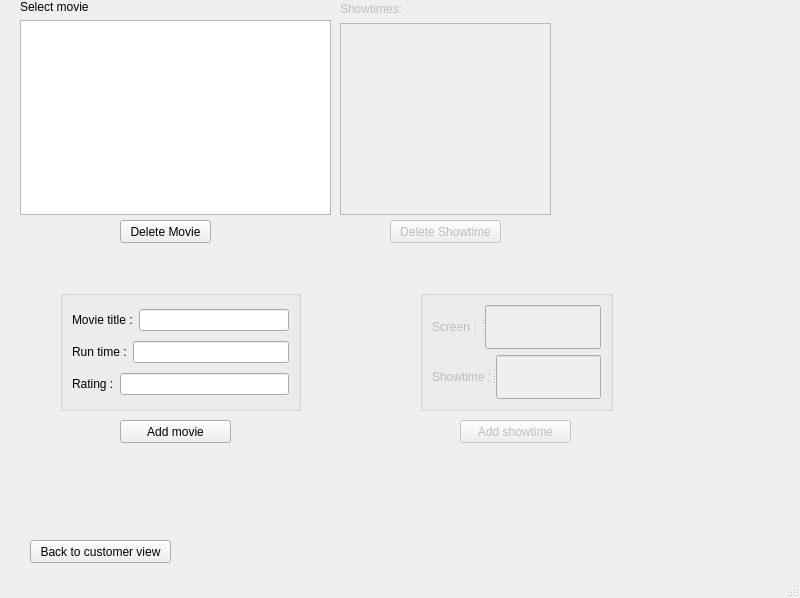
The window that staffwindow.ui (Aurux/movieReservation) describes before a commit, drawn with Qt 5.
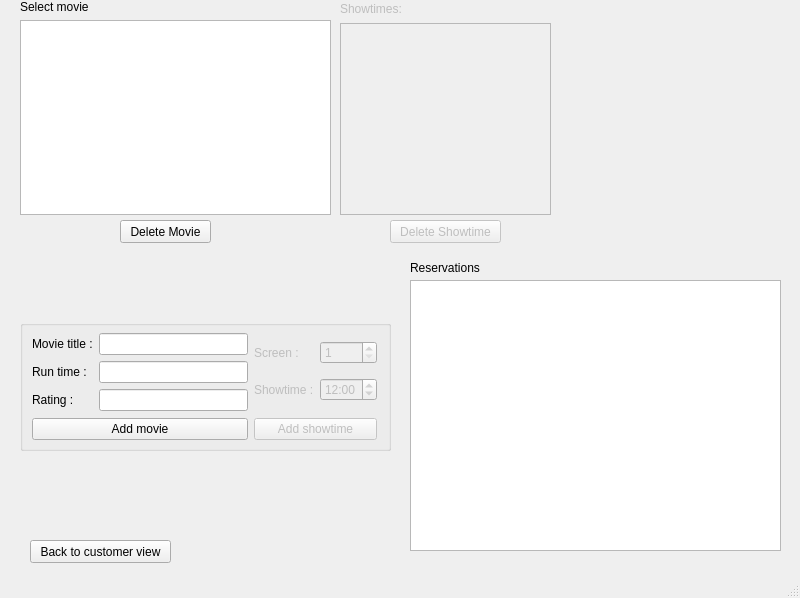
The same window after the commit. Icons and pictures are not drawn.

The edit to the form file:
```diff
--- a/staffwindow.ui
+++ b/staffwindow.ui
@@ -151,19 +151,6 @@
      <string>Delete Showtime</string>
     </property>
    </widget>
-   <widget class="QPushButton" name="addMovieBtn">
-    <property name="geometry">
-     <rect>
-      <x>120</x>
-      <y>420</y>
-      <width>111</width>
-      <height>23</height>
-     </rect>
-    </property>
-    <property name="text">
-     <string>Add movie</string>
-    </property>
-   </widget>
    <widget class="QWidget" name="layoutWidget_2">
     <property name="geometry">
      <rect>
@@ -238,100 +225,77 @@
      </item>
     </layout>
    </widget>
-   <widget class="QPushButton" name="addShowtimeBtn">
-    <property name="enabled">
-     <bool>false</bool>
-    </property>
-    <property name="geometry">
-     <rect>
-      <x>460</x>
-      <y>420</y>
-      <width>111</width>
-      <height>23</height>
-     </rect>
-    </property>
-    <property name="styleSheet">
-     <string notr="true"/>
-    </property>
-    <property name="text">
-     <string>Add showtime</string>
-    </property>
-    <property name="autoDefault">
-     <bool>false</bool>
-    </property>
-    <property name="default">
-     <bool>false</bool>
-    </property>
-   </widget>
    <widget class="QGroupBox" name="groupBox">
     <property name="geometry">
      <rect>
-      <x>60</x>
-      <y>290</y>
-      <width>241</width>
-      <height>121</height>
+      <x>20</x>
+      <y>320</y>
+      <width>371</width>
+      <height>131</height>
      </rect>
     </property>
-    <layout class="QVBoxLayout" name="verticalLayout_2">
-     <item>
-      <layout class="QHBoxLayout" name="horizontalLayout">
-       <item>
+    <property name="title">
+     <string/>
+    </property>
+    <widget class="QWidget" name="">
+     <property name="geometry">
+      <rect>
+       <x>12</x>
+       <y>12</y>
+       <width>345</width>
+       <height>111</height>
+      </rect>
+     </property>
+     <layout class="QGridLayout" name="gridLayout_3">
+      <item row="0" column="0">
+       <layout class="QGridLayout" name="gridLayout">
+        <item row="0" column="0">
         <widget class="QLabel" name="movieLabel">
          <property name="text">
           <string>Movie title :</string>
          </property>
         </widget>
        </item>
-       <item>
-        <widget class="QLineEdit" name="movieText"/>
-       </item>
-      </layout>
-     </item>
-     <item>
-      <layout class="QHBoxLayout" name="horizontalLayout_2">
-       <item>
+        <item row="0" column="1">
+         <widget class="QLineEdit" name="movieText">
+          <property name="maxLength">
+           <number>255</number>
+          </property>
+         </widget>
+        </item>
+        <item row="1" column="0">
         <widget class="QLabel" name="runtimeLabel">
          <property name="text">
           <string>Run time :</string>
          </property>
         </widget>
        </item>
-       <item>
-        <widget class="QLineEdit" name="runtimeText"/>
-       </item>
-      </layout>
-     </item>
-     <item>
-      <layout class="QHBoxLayout" name="horizontalLayout_5">
-       <item>
+        <item row="1" column="1">
+         <widget class="QLineEdit" name="runtimeText">
+          <property name="maxLength">
+           <number>4</number>
+          </property>
+         </widget>
+        </item>
+        <item row="2" column="0">
         <widget class="QLabel" name="ratingLabel">
          <property name="text">
           <string>Rating :</string>
          </property>
         </widget>
        </item>
-       <item>
-        <widget class="QLineEdit" name="ratingText"/>
-       </item>
-      </layout>
-     </item>
-    </layout>
-   </widget>
-   <widget class="QGroupBox" name="">
-    <property name="geometry">
-     <rect>
-      <x>420</x>
-      <y>290</y>
-      <width>193</width>
-      <height>121</height>
-     </rect>
-    </property>
-    <layout class="QVBoxLayout" name="verticalLayout_3">
-     <item>
-      <widget class="QSplitter" name="splitter">
-       <property name="orientation">
-        <enum>Qt::Horizontal</enum>
-       </property>
+        <item row="2" column="1">
+         <widget class="QLineEdit" name="ratingText">
+          <property name="maxLength">
+           <number>3</number>
+          </property>
+         </widget>
+        </item>
+       </layout>
+      </item>
+      <item row="0" column="1">
+       <layout class="QGridLayout" name="gridLayout_2">
+        <item row="0" column="0">
        <widget class="QLabel" name="screenLabel">
         <property name="enabled">
          <bool>false</bool>
@@ -340,18 +304,21 @@
          <string>Screen :</string>
         </property>
        </widget>
-       <widget class="QLineEdit" name="screenIDText">
+        </item>
+        <item row="0" column="1">
+         <widget class="QSpinBox" name="spinBox">
         <property name="enabled">
          <bool>false</bool>
         </property>
-       </widget>
-      </widget>
-     </item>
-     <item>
-      <widget class="QSplitter" name="splitter_2">
-       <property name="orientation">
-        <enum>Qt::Horizontal</enum>
-       </property>
+          <property name="minimum">
+           <number>1</number>
+          </property>
+          <property name="maximum">
+           <number>3</number>
+          </property>
+         </widget>
+        </item>
+        <item row="1" column="0">
        <widget class="QLabel" name="showtimeLabel">
         <property name="enabled">
          <bool>false</bool>
@@ -360,14 +327,89 @@
          <string>Showtime :</string>
         </property>
        </widget>
-       <widget class="QLineEdit" name="showtimeText">
+        </item>
+        <item row="1" column="1">
+         <widget class="QTimeEdit" name="timeEdit">
         <property name="enabled">
          <bool>false</bool>
         </property>
-       </widget>
-      </widget>
-     </item>
-    </layout>
+          <property name="displayFormat">
+           <string>HH:mm</string>
+          </property>
+          <property name="time">
+           <time>
+            <hour>12</hour>
+            <minute>0</minute>
+            <second>0</second>
+           </time>
+          </property>
+         </widget>
+        </item>
+       </layout>
+      </item>
+      <item row="1" column="0">
+       <widget class="QPushButton" name="addMovieBtn">
+        <property name="text">
+         <string>Add movie</string>
+        </property>
+       </widget>
+      </item>
+      <item row="1" column="1">
+       <widget class="QPushButton" name="addShowtimeBtn">
+        <property name="enabled">
+         <bool>false</bool>
+        </property>
+        <property name="styleSheet">
+         <string notr="true"/>
+        </property>
+        <property name="text">
+         <string>Add showtime</string>
+        </property>
+        <property name="autoDefault">
+         <bool>false</bool>
+        </property>
+        <property name="default">
+         <bool>false</bool>
+        </property>
+       </widget>
+      </item>
+     </layout>
+    </widget>
+   </widget>
+   <widget class="QTableView" name="resTable">
+    <property name="geometry">
+     <rect>
+      <x>410</x>
+      <y>280</y>
+      <width>371</width>
+      <height>271</height>
+     </rect>
+    </property>
+    <property name="sortingEnabled">
+     <bool>true</bool>
+    </property>
+    <attribute name="horizontalHeaderCascadingSectionResizes">
+     <bool>true</bool>
+    </attribute>
+    <attribute name="horizontalHeaderStretchLastSection">
+     <bool>true</bool>
+    </attribute>
+    <attribute name="verticalHeaderVisible">
+     <bool>false</bool>
+    </attribute>
+   </widget>
+   <widget class="QLabel" name="label_2">
+    <property name="geometry">
+     <rect>
+      <x>410</x>
+      <y>260</y>
+      <width>81</width>
+      <height>16</height>
+     </rect>
+    </property>
+    <property name="text">
+     <string>Reservations</string>
+    </property>
    </widget>
   </widget>
   <widget class="QMenuBar" name="menubar">
```
Lines whose indentation alone changed are shown as unchanged.
